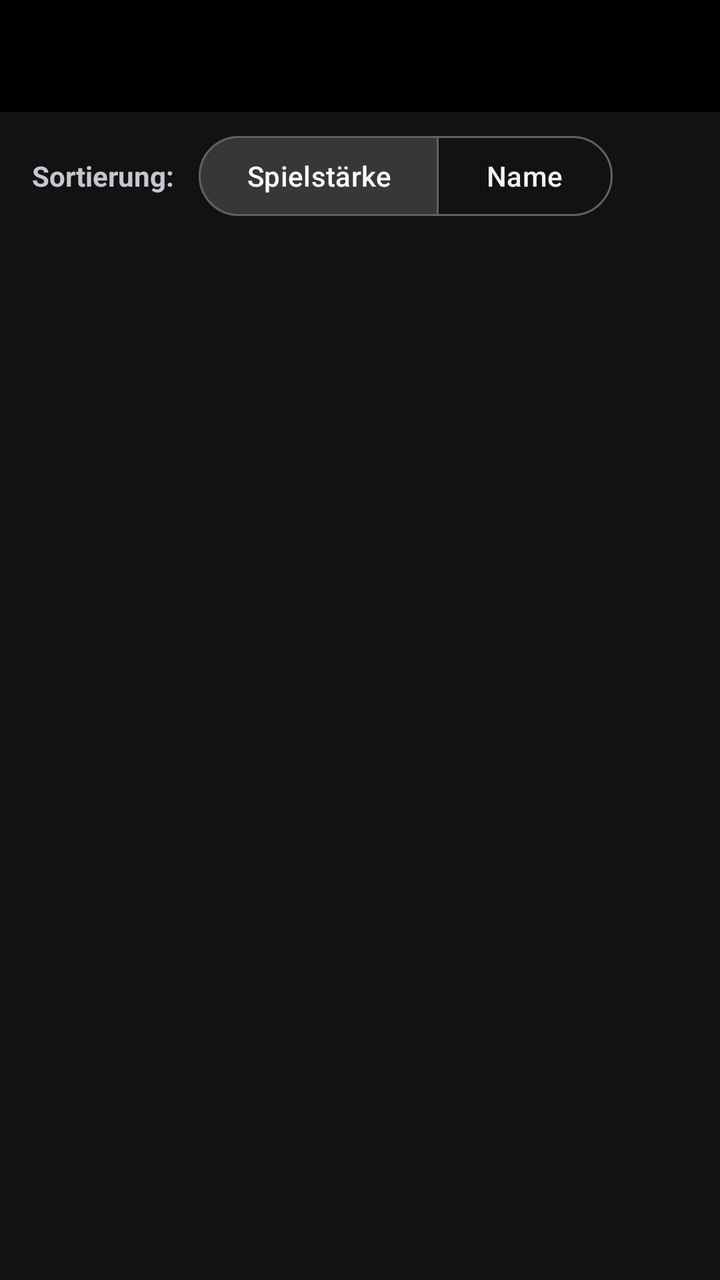
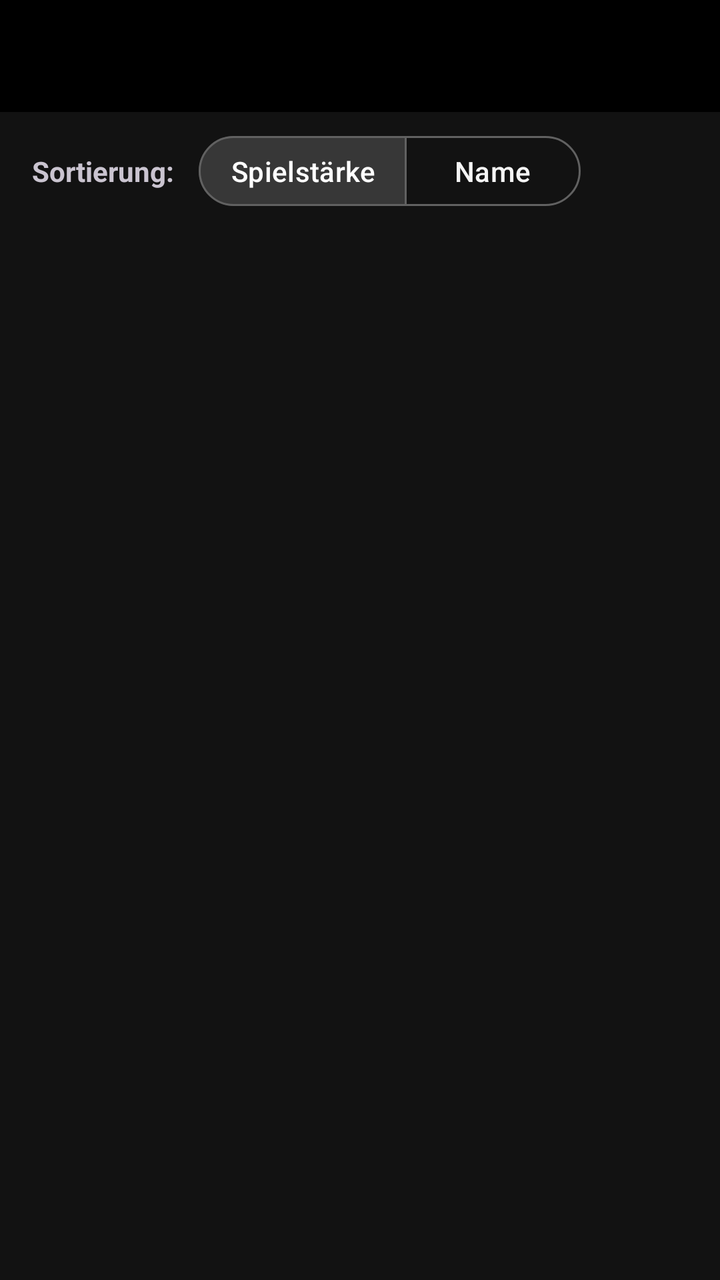

Compare the two renders of this Android layout. The source of the first and the diff that turns it into the second are given below.
<!-- AndroidManifest.xml: application theme Theme.DannyApp -->
<!-- res/layout/activity_config_players.xml -->
<?xml version="1.0" encoding="utf-8"?>
<androidx.constraintlayout.widget.ConstraintLayout xmlns:android="http://schemas.android.com/apk/res/android"
    xmlns:app="http://schemas.android.com/apk/res-auto"
    xmlns:tools="http://schemas.android.com/tools"
    android:id="@+id/playersMain"
    android:layout_width="match_parent"
    android:layout_height="match_parent"
    tools:context=".ui.settings.SettingsPlayersActivity">

    <include
        android:id="@+id/toolbar"
        layout="@layout/include_toolbar"
        app:layout_constraintEnd_toEndOf="parent"
        app:layout_constraintStart_toStartOf="parent"
        app:layout_constraintTop_toTopOf="parent" />

    <LinearLayout
        android:id="@+id/layoutSortContainer"
        android:layout_width="0dp"
        android:layout_height="wrap_content"
        android:gravity="center_vertical"
        android:orientation="horizontal"
        android:paddingHorizontal="@dimen/players_sort_padding_h"
        android:paddingTop="@dimen/players_sort_padding_top"
        android:paddingBottom="@dimen/players_sort_padding_bottom"
        app:layout_constraintEnd_toEndOf="parent"
        app:layout_constraintStart_toStartOf="parent"
        app:layout_constraintTop_toBottomOf="@id/toolbar">

        <TextView
            android:layout_width="wrap_content"
            android:layout_height="wrap_content"
            android:layout_marginEnd="@dimen/players_sort_label_margin_end"
            android:text="@string/sort_by_label"
            android:textSize="@dimen/players_sort_label_size"
            android:textStyle="bold" />

        <com.google.android.material.button.MaterialButtonToggleGroup
            android:id="@+id/toggleGroupSort"
            android:layout_width="wrap_content"
            android:layout_height="wrap_content"
            app:checkedButton="@id/btnSortSkill"
            app:selectionRequired="true"
            app:singleSelection="true">

            <com.google.android.material.button.MaterialButton
                android:id="@+id/btnSortSkill"
                style="?attr/materialButtonOutlinedStyle"
                android:layout_width="wrap_content"
                android:layout_height="wrap_content"
                android:textSize="@dimen/players_sort_button_text_size"
                android:text="@string/player_skill" />

            <com.google.android.material.button.MaterialButton
                android:id="@+id/btnSortName"
                style="?attr/materialButtonOutlinedStyle"
                android:layout_width="wrap_content"
                android:layout_height="wrap_content"
                android:textSize="@dimen/players_sort_button_text_size"
                android:text="@string/player_name" />

        </com.google.android.material.button.MaterialButtonToggleGroup>

    </LinearLayout>

    <androidx.recyclerview.widget.RecyclerView
        android:id="@+id/rvPlayers"
        android:layout_width="0dp"
        android:layout_height="0dp"
        android:clipToPadding="false"
        android:paddingHorizontal="@dimen/players_list_padding_h"
        android:paddingBottom="@dimen/players_list_padding_bottom"
        app:layout_constraintBottom_toBottomOf="parent"
        app:layout_constraintEnd_toEndOf="parent"
        app:layout_constraintStart_toStartOf="parent"
        app:layout_constraintTop_toBottomOf="@id/layoutSortContainer"
        tools:listitem="@layout/item_config_player" />

    <TextView
        android:id="@+id/tvEmptyPlayers"
        android:layout_width="0dp"
        android:layout_height="wrap_content"
        android:layout_marginHorizontal="32dp"
        android:text="@string/config_players_empty_state"
        android:textAlignment="center"
        android:textSize="16sp"
        android:visibility="gone"
        app:layout_constraintBottom_toBottomOf="parent"
        app:layout_constraintEnd_toEndOf="parent"
        app:layout_constraintStart_toStartOf="parent"
        app:layout_constraintTop_toBottomOf="@id/layoutSortContainer" />

</androidx.constraintlayout.widget.ConstraintLayout>
<!-- res/layout/include_toolbar.xml (included above) -->
<?xml version="1.0" encoding="utf-8"?>
<com.google.android.material.appbar.MaterialToolbar xmlns:android="http://schemas.android.com/apk/res/android"
    xmlns:app="http://schemas.android.com/apk/res-auto"
    xmlns:tools="http://schemas.android.com/tools"
    android:layout_width="match_parent"
    android:layout_height="wrap_content"
    android:minHeight="@dimen/toolbar_min_height"
    android:background="@color/black"
    app:titleTextAppearance="@style/TextAppearance.DannyApp.ToolbarTitle"
    app:subtitleTextAppearance="@style/TextAppearance.DannyApp.ToolbarSubtitle"
    tools:ignore="Overdraw" />
<!-- res/layout/item_config_player.xml (included above) -->
<?xml version="1.0" encoding="utf-8"?>
<com.google.android.material.card.MaterialCardView xmlns:android="http://schemas.android.com/apk/res/android"
    xmlns:app="http://schemas.android.com/apk/res-auto"
    xmlns:tools="http://schemas.android.com/tools"
    android:layout_width="match_parent"
    android:layout_height="wrap_content"
    android:layout_marginTop="@dimen/player_item_margin_v"
    android:layout_marginBottom="@dimen/player_item_margin_v"
    tools:layout_marginTop="24dp"
    app:cardCornerRadius="8dp"
    app:strokeWidth="2dp">

    <LinearLayout
        android:layout_width="match_parent"
        android:layout_height="wrap_content"
        android:orientation="horizontal"
        android:gravity="center_vertical"
        android:paddingStart="@dimen/player_item_padding_h"
        android:paddingEnd="@dimen/player_item_padding_h"
        android:paddingTop="@dimen/player_item_padding_v"
        android:paddingBottom="@dimen/player_item_padding_v">

        <TextView
            android:id="@+id/tvPlayerName"
            android:layout_width="0dp"
            android:layout_height="wrap_content"
            android:layout_weight="1"
            android:textSize="@dimen/player_item_name_size"
            android:textStyle="bold"
            android:maxLines="1"
            android:ellipsize="end" />

        <LinearLayout
            android:layout_width="wrap_content"
            android:layout_height="wrap_content"
            android:orientation="horizontal"
            android:gravity="center_vertical"
            android:layout_marginStart="8dp">


            <LinearLayout
                android:id="@+id/layoutTourCards"
                android:layout_width="@dimen/player_item_tourcard_container_width"
                android:layout_height="wrap_content"
                android:layout_gravity="center_vertical"
                android:orientation="horizontal"
                android:gravity="center">

                <TextView
                    android:id="@+id/tvTourCardFirst"
                    android:layout_width="wrap_content"
                    android:layout_height="wrap_content"
                    android:textSize="@dimen/player_item_tourcard_icon_size"
                    android:text="@string/player_tour_card_icon" />

                <TextView
                    android:id="@+id/tvTourCardSecond"
                    android:layout_width="wrap_content"
                    android:layout_height="wrap_content"
                    android:layout_marginStart="-13dp"
                    android:layout_marginTop="-3dp"
                    android:textSize="@dimen/player_item_tourcard_icon_size"
                    android:text="@string/player_tour_card_icon" />

            </LinearLayout>

            <TextView
                android:id="@+id/tvPlayerSkill"
                android:layout_width="@dimen/player_item_skill_width"
                android:layout_height="@dimen/player_item_skill_height"
                android:gravity="center"
                android:textSize="@dimen/player_item_skill_text_size"
                android:textStyle="bold"
                android:background="@drawable/bg_skill_badge"
                 />

        </LinearLayout>

    </LinearLayout>

</com.google.android.material.card.MaterialCardView>
<!-- resources referenced by this layout -->
<resources>
  <color name="black">#FF000000</color>
  <dimen name="player_item_margin_v">4dp</dimen>
  <dimen name="player_item_name_size">16sp</dimen>
  <dimen name="player_item_padding_h">10dp</dimen>
  <dimen name="player_item_padding_v">8dp</dimen>
  <dimen name="player_item_skill_height">24dp</dimen>
  <dimen name="player_item_skill_text_size">12sp</dimen>
  <dimen name="player_item_skill_width">36dp</dimen>
  <dimen name="player_item_tourcard_container_width">32dp</dimen>
  <dimen name="player_item_tourcard_icon_size">14sp</dimen>
  <dimen name="players_list_padding_bottom">16dp</dimen>
  <dimen name="players_list_padding_h">16dp</dimen>
  <dimen name="players_sort_button_text_size">14sp</dimen>
  <dimen name="players_sort_label_margin_end">12dp</dimen>
  <dimen name="players_sort_label_size">14sp</dimen>
  <dimen name="players_sort_padding_bottom">4dp</dimen>
  <dimen name="players_sort_padding_h">16dp</dimen>
  <dimen name="players_sort_padding_top">8dp</dimen>
  <dimen name="toolbar_min_height">56dp</dimen>
  <!-- drawable bg_skill_badge (drawable) -->
  <?xml version="1.0" encoding="utf-8"?>
  <shape xmlns:android="http://schemas.android.com/apk/res/android"
      android:shape="rectangle">
      <solid android:color="#222222" />
      <corners android:radius="@dimen/badge_corner_radius" />
      <stroke android:width="1dp" android:color="#444444" />
  </shape>
  <string name="config_players_empty_state">Keine Spieler vorhanden.</string>
  <string name="player_name">Name</string>
  <string name="player_skill">Spielstärke</string>
  <string name="player_tour_card_icon">🎟️</string>
  <string name="sort_by_label">Sortierung:</string>
  <style name="TextAppearance.DannyApp.ToolbarSubtitle" parent="TextAppearance.Material3.BodySmall">
          <item name="android:textSize">@dimen/toolbar_subtitle_size</item>
          <item name="android:textColor">@color/grau_text_gedaempft</item>
      </style>
  <style name="TextAppearance.DannyApp.ToolbarTitle" parent="TextAppearance.Material3.TitleLarge">
          <item name="android:textSize">@dimen/toolbar_title_size</item>
      </style>
  <style name="Theme.DannyApp" parent="Base.Theme.DannyApp" />
  <dimen name="badge_corner_radius">6dp</dimen>
  <dimen name="toolbar_subtitle_size">12sp</dimen>
  <color name="grau_text_gedaempft">#FFBDBDBD</color>
  <dimen name="toolbar_title_size">20sp</dimen>
  <color name="anthrazit_hintergrund">#FF121212</color>
  <color name="anthrazit_tief">#FF0D0D0D</color>
  <color name="rot_haupt">#FFD32F2F</color>
  <color name="white">#FFFFFFFF</color>
  <color name="rot_dunkel">#FF8E0000</color>
  <color name="rot_sehr_hell">#FFFFDAD6</color>
  <color name="grau_sekundaer">#FFC4C4C4</color>
  <color name="anthrazit_container_niedrig">#FF1C1C1C</color>
  <color name="anthrazit_sekundaer">#FF373737</color>
  <color name="rot_hell">#FFEF5350</color>
  <color name="rot_container_dunkel">#FF5C1919</color>
  <color name="grau_text_hell">#FFF5F5F5</color>
  <color name="anthrazit_flaeche">#FF181818</color>
  <color name="anthrazit_variante">#FF2C2C2C</color>
  <color name="anthrazit_container">#FF222222</color>
  <color name="anthrazit_container_hoch">#FF2A2A2A</color>
  <color name="anthrazit_container_hoechst">#FF333333</color>
  <color name="grau_rahmen">#FF616161</color>
  <color name="grau_rahmen_dunkel">#FF383838</color>
  <dimen name="fading_edge_length">18dp</dimen>
  <style name="Widget.DannyApp.TextInputLayout.OutlinedBox" parent="Widget.Material3.TextInputLayout.OutlinedBox">
          <item name="android:textColorHint">@color/eingabe_hint</item>
      </style>
  <color name="eingabe_hint">#FF757575</color>
  <!-- unchanged entries left out for length: 1 -->
</resources>

<!-- the commit's change to res/layout/activity_config_players.xml (unified diff, before → after) -->
@@ -48,6 +48,10 @@
                 style="?attr/materialButtonOutlinedStyle"
                 android:layout_width="wrap_content"
                 android:layout_height="wrap_content"
+                android:paddingHorizontal="@dimen/players_sort_button_pad_h"
+                android:paddingVertical="@dimen/players_sort_button_pad_v"
+                android:minHeight="@dimen/players_sort_button_min_height"
+                app:strokeWidth="@dimen/card_stroke_thin"
                 android:textSize="@dimen/players_sort_button_text_size"
                 android:text="@string/player_skill" />
 
@@ -56,6 +60,10 @@
                 style="?attr/materialButtonOutlinedStyle"
                 android:layout_width="wrap_content"
                 android:layout_height="wrap_content"
+                android:paddingHorizontal="@dimen/players_sort_button_pad_h"
+                android:paddingVertical="@dimen/players_sort_button_pad_v"
+                android:minHeight="@dimen/players_sort_button_min_height"
+                app:strokeWidth="@dimen/card_stroke_thin"
                 android:textSize="@dimen/players_sort_button_text_size"
                 android:text="@string/player_name" />
 
@@ -114,7 +122,7 @@
     android:layout_marginBottom="@dimen/player_item_margin_v"
     tools:layout_marginTop="24dp"
     app:cardCornerRadius="8dp"
-    app:strokeWidth="2dp">
+    app:strokeWidth="@dimen/card_stroke_thick">
 
     <LinearLayout
         android:layout_width="match_parent"
<!-- resource entries referenced after the edit -->
@@ -1,6 +1,8 @@
 <!-- resources referenced by this layout -->
 <resources>
   <color name="black">#FF000000</color>
+  <dimen name="card_stroke_thick">2dp</dimen>
+  <dimen name="card_stroke_thin">1dp</dimen>
   <dimen name="player_item_margin_v">4dp</dimen>
   <dimen name="player_item_name_size">16sp</dimen>
   <dimen name="player_item_padding_h">10dp</dimen>
@@ -12,6 +14,9 @@
   <dimen name="player_item_tourcard_icon_size">14sp</dimen>
   <dimen name="players_list_padding_bottom">16dp</dimen>
   <dimen name="players_list_padding_h">16dp</dimen>
+  <dimen name="players_sort_button_min_height">40dp</dimen>
+  <dimen name="players_sort_button_pad_h">16dp</dimen>
+  <dimen name="players_sort_button_pad_v">8dp</dimen>
   <dimen name="players_sort_button_text_size">14sp</dimen>
   <dimen name="players_sort_label_margin_end">12dp</dimen>
   <dimen name="players_sort_label_size">14sp</dimen>
